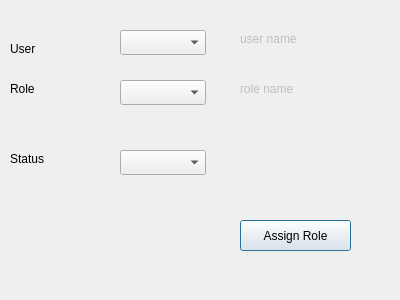
Old version of the form HyperPosV1/Authorization/Presentation/assignUserToRole.ui in the repository shymaa123456/hyperpos_sh.
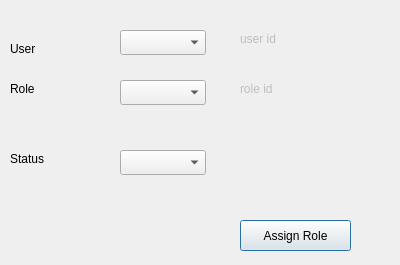
New version of the form.

```diff
--- a/HyperPosV1/Authorization/Presentation/assignUserToRole.ui
+++ b/HyperPosV1/Authorization/Presentation/assignUserToRole.ui
@@ -7,7 +7,7 @@
     <x>0</x>
     <y>0</y>
     <width>400</width>
-    <height>300</height>
+    <height>265</height>
    </rect>
   </property>
   <property name="windowTitle">
@@ -111,7 +111,7 @@
     <enum>QFrame::NoFrame</enum>
    </property>
    <property name="text">
-    <string>user name</string>
+    <string>user id</string>
    </property>
   </widget>
   <widget class="QLabel" name="LB_roleName">
@@ -130,7 +130,7 @@
     <enum>QFrame::NoFrame</enum>
    </property>
    <property name="text">
-    <string>role name</string>
+    <string>role id</string>
    </property>
   </widget>
  </widget>
```
Left out of the diff: 8 changed lines with no effect on the pictures.
